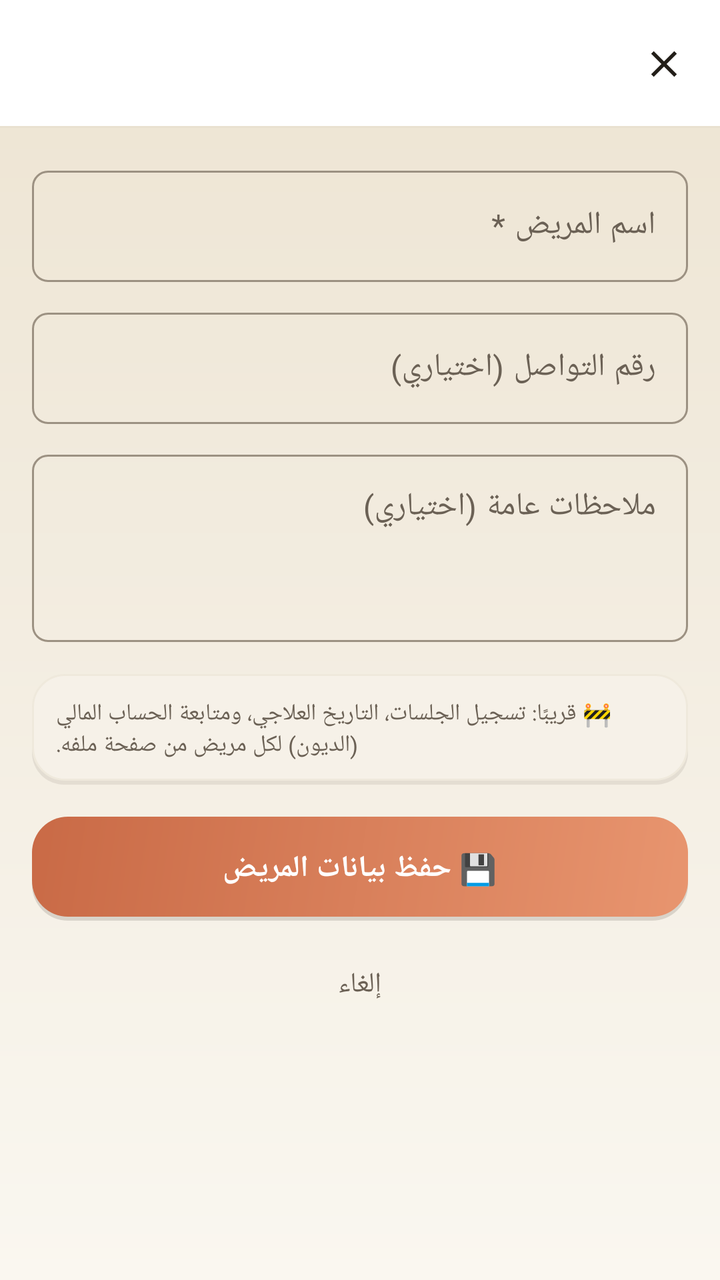
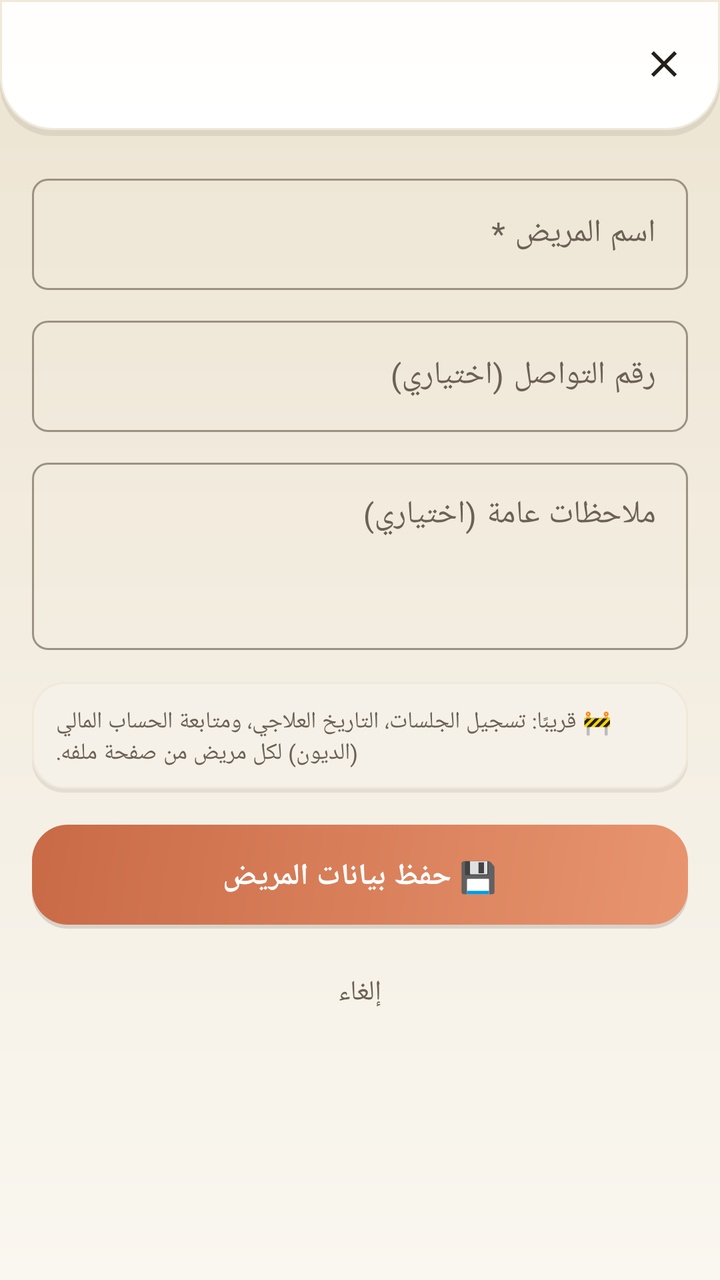

The first picture is an Android layout as it rendered before a commit; the second is the same layout after the commit. The layout source and the unified diff follow.
<!-- AndroidManifest.xml: application theme Theme.ClinicalMaster -->
<!-- res/layout/activity_add_edit_patient.xml -->
<?xml version="1.0" encoding="utf-8"?>
<LinearLayout xmlns:android="http://schemas.android.com/apk/res/android"
    xmlns:app="http://schemas.android.com/apk/res-auto"
    android:layout_width="match_parent"
    android:layout_height="match_parent"
    android:background="@drawable/bg_app_gradient"
    android:orientation="vertical">

    <com.google.android.material.appbar.MaterialToolbar
        android:id="@+id/toolbar"
        android:layout_width="match_parent"
        android:layout_height="?attr/actionBarSize"
        android:background="@drawable/bg_header_container"
        android:title="➕ إضافة مريض"
        android:titleTextColor="@color/text_primary"
        app:navigationIcon="@drawable/ic_close" />

    <ScrollView
        android:layout_width="match_parent"
        android:layout_height="match_parent">

        <LinearLayout
            android:layout_width="match_parent"
            android:layout_height="wrap_content"
            android:orientation="vertical"
            android:padding="16dp">

            <com.google.android.material.textfield.TextInputLayout
                style="@style/Widget.Material3.TextInputLayout.OutlinedBox"
                android:layout_width="match_parent"
                android:layout_height="wrap_content"
                android:layout_marginBottom="10dp"
                android:hint="اسم المريض *">
                <com.google.android.material.textfield.TextInputEditText
                    android:id="@+id/pf_name"
                    android:layout_width="match_parent"
                    android:layout_height="wrap_content"
                    android:textDirection="rtl" />
            </com.google.android.material.textfield.TextInputLayout>

            <com.google.android.material.textfield.TextInputLayout
                style="@style/Widget.Material3.TextInputLayout.OutlinedBox"
                android:layout_width="match_parent"
                android:layout_height="wrap_content"
                android:layout_marginBottom="10dp"
                android:hint="رقم التواصل (اختياري)">
                <com.google.android.material.textfield.TextInputEditText
                    android:id="@+id/pf_phone"
                    android:layout_width="match_parent"
                    android:layout_height="wrap_content"
                    android:inputType="phone"
                    android:textDirection="ltr" />
            </com.google.android.material.textfield.TextInputLayout>

            <com.google.android.material.textfield.TextInputLayout
                style="@style/Widget.Material3.TextInputLayout.OutlinedBox"
                android:layout_width="match_parent"
                android:layout_height="wrap_content"
                android:layout_marginBottom="16dp"
                android:hint="ملاحظات عامة (اختياري)">
                <com.google.android.material.textfield.TextInputEditText
                    android:id="@+id/pf_notes"
                    android:layout_width="match_parent"
                    android:layout_height="wrap_content"
                    android:gravity="top"
                    android:minLines="3"
                    android:textDirection="rtl" />
            </com.google.android.material.textfield.TextInputLayout>

            <TextView
                android:layout_width="match_parent"
                android:layout_height="wrap_content"
                android:layout_marginBottom="16dp"
                android:background="@drawable/bg_glass_card_soft"
                android:gravity="end"
                android:padding="12dp"
                android:text="🚧 قريبًا: تسجيل الجلسات، التاريخ العلاجي، ومتابعة الحساب المالي (الديون) لكل مريض من صفحة ملفه."
                android:textColor="@color/text_secondary"
                android:textDirection="rtl"
                android:textSize="11.5sp" />

            <Button
                android:id="@+id/btn_submit_patient"
                style="@style/PrimaryButton"
                android:layout_marginBottom="8dp"
                android:text="💾 حفظ بيانات المريض" />

            <Button
                android:id="@+id/btn_cancel_patient"
                style="@style/Widget.Material3.Button.TextButton"
                android:layout_width="match_parent"
                android:layout_height="wrap_content"
                android:layout_marginBottom="24dp"
                android:text="إلغاء"
                android:textColor="@color/text_secondary" />
        </LinearLayout>
    </ScrollView>
</LinearLayout>
<!-- resources referenced by this layout -->
<resources>
  <color name="text_primary">#231F19</color>
  <color name="text_secondary">#6B6155</color>
  <!-- drawable bg_app_gradient (drawable) -->
  <shape xmlns:android="http://schemas.android.com/apk/res/android" android:shape="rectangle">
      <gradient android:type="linear" android:angle="90"
          android:startColor="@color/bg_deep_1"
          android:centerColor="@color/bg_deep_2"
          android:endColor="@color/bg_deep_3"/>
  </shape>
  <!-- drawable bg_header_container (drawable) -->
  <layer-list xmlns:android="http://schemas.android.com/apk/res/android">
      <item>
          <shape android:shape="rectangle">
              <solid android:color="@color/glass_fill_strong"/>
          </shape>
      </item>
      <item android:height="1dp" android:gravity="bottom">
          <shape android:shape="rectangle">
              <solid android:color="@color/glass_border"/>
          </shape>
      </item>
  </layer-list>
  <color name="bg_deep_1">#FAF7F0</color>
  <color name="bg_deep_2">#F3EDE1</color>
  <color name="bg_deep_3">#EDE4D2</color>
  <color name="shadow_soft">#14201208</color>
  <color name="glass_fill_soft">#F6F1E8</color>
  <color name="glass_border_soft">#EFE9DC</color>
  <color name="glass_fill_strong">#FFFFFF</color>
  <color name="glass_border">#E9E1D0</color>
  <color name="white">#FFFFFF</color>
  <color name="primary_cyan">#C96A46</color>
  <color name="primary_cyan_dark">#9C4E31</color>
  <color name="m3_primary_container">#F3DBCB</color>
  <color name="m3_on_primary_container">#5A2812</color>
  <color name="accent_violet">#4F7183</color>
  <color name="accent_violet_dark">#3A5563</color>
  <color name="m3_secondary_container">#DAE5E8</color>
  <color name="m3_on_secondary_container">#1C333B</color>
  <color name="m3_tertiary">#A8752B</color>
  <color name="m3_on_tertiary">#FFFFFF</color>
  <color name="m3_tertiary_container">#F2E2C4</color>
  <color name="m3_on_tertiary_container">#463010</color>
  <color name="bg_dark">#F3EDE1</color>
  <color name="surface_dark">#FFFEFC</color>
  <color name="m3_surface_variant">#F1EBDD</color>
  <color name="m3_on_surface_variant">#6B6155</color>
  <color name="m3_surface_container">#F1EBDD</color>
  <color name="m3_surface_container_high">#EAE2CE</color>
  <color name="m3_outline">#9C9182</color>
  <color name="m3_outline_variant">#EFE9DC</color>
  <color name="m3_error">#B5432B</color>
  <color name="m3_on_error">#FFFFFF</color>
  <color name="m3_error_container">#F5D6CB</color>
  <color name="m3_on_error_container">#591C0E</color>
  <color name="text_tertiary">#9C9182</color>
  <style name="ShapeAppearance.M3.Corner.ExtraSmall" parent="ShapeAppearance.Material3.Corner.ExtraSmall">
          <item name="cornerSize">8dp</item>
      </style>
  <style name="ShapeAppearance.M3.Corner.Small" parent="ShapeAppearance.Material3.Corner.Small">
          <item name="cornerSize">12dp</item>
      </style>
  <style name="ShapeAppearance.M3.Corner.Medium" parent="ShapeAppearance.Material3.Corner.Medium">
          <item name="cornerSize">16dp</item>
      </style>
  <style name="ShapeAppearance.M3.Corner.Large" parent="ShapeAppearance.Material3.Corner.Large">
          <item name="cornerSize">24dp</item>
      </style>
  <color name="shadow_strong">#22201208</color>
  <color name="primary_cyan_light">#E8956F</color>
  <style name="MaterialAlertDialog.ClinicalMaster.Title" parent="MaterialAlertDialog.Material3.Title.Text">
          <item name="android:textDirection">rtl</item>
          <item name="android:gravity">end</item>
      </style>
  <!-- unchanged entries left out for length: 6 -->
</resources>

<!-- the commit's change to res/layout/activity_add_edit_patient.xml (unified diff, before → after) -->
@@ -9,10 +9,12 @@
     <com.google.android.material.appbar.MaterialToolbar
         android:id="@+id/toolbar"
         android:layout_width="match_parent"
-        android:layout_height="?attr/actionBarSize"
-        android:background="@drawable/bg_header_container"
+        android:layout_height="68dp"
+        android:background="@drawable/bg_top_bar_modern"
         android:title="➕ إضافة مريض"
         android:titleTextColor="@color/text_primary"
+        app:contentInsetStart="18dp"
+        app:contentInsetEnd="14dp"
         app:navigationIcon="@drawable/ic_close" />
 
     <ScrollView
<!-- resource entries referenced after the edit -->
@@ -9,16 +9,20 @@
           android:centerColor="@color/bg_deep_2"
           android:endColor="@color/bg_deep_3"/>
   </shape>
-  <!-- drawable bg_header_container (drawable) -->
+  <!-- drawable bg_top_bar_modern (drawable) -->
   <layer-list xmlns:android="http://schemas.android.com/apk/res/android">
-      <item>
+      <item android:top="3dp">
           <shape android:shape="rectangle">
-              <solid android:color="@color/glass_fill_strong"/>
+              <solid android:color="@color/shadow_soft"/>
+              <corners android:bottomLeftRadius="26dp" android:bottomRightRadius="26dp"/>
           </shape>
       </item>
-      <item android:height="1dp" android:gravity="bottom">
+      <item android:bottom="3dp">
           <shape android:shape="rectangle">
-              <solid android:color="@color/glass_border"/>
+              <gradient android:type="linear" android:angle="90"
+                  android:startColor="@color/glass_fill_strong" android:endColor="@color/glass_fill"/>
+              <corners android:bottomLeftRadius="26dp" android:bottomRightRadius="26dp"/>
+              <stroke android:width="1dp" android:color="@color/glass_border_soft"/>
           </shape>
       </item>
   </layer-list>
@@ -29,7 +33,7 @@
   <color name="glass_fill_soft">#F6F1E8</color>
   <color name="glass_border_soft">#EFE9DC</color>
   <color name="glass_fill_strong">#FFFFFF</color>
-  <color name="glass_border">#E9E1D0</color>
+  <color name="glass_fill">#FFFEFC</color>
   <color name="white">#FFFFFF</color>
   <color name="primary_cyan">#C96A46</color>
   <color name="primary_cyan_dark">#9C4E31</color>
